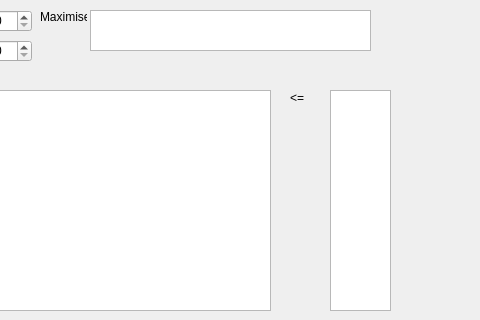
First picture: the form in REII313/mainwindow.ui, repository C-is-for-Cicero/Practical_REII313, before the edit; both pictures show x 170 to 650 and y 0 to 320 of the 800 by 600 pixel window.
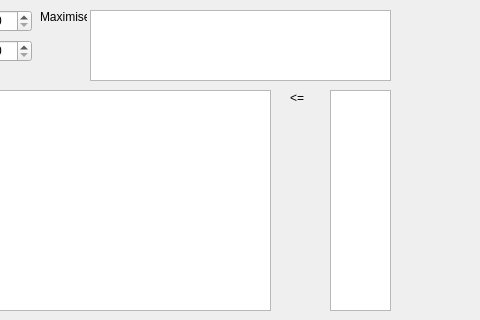
Second picture: the form after the edit.

Commit message: changed max number of iterations in matrix.h Adjusted spinboxes in gui to set number of rows and columns for relevant QtTableWidgets

```diff
--- a/REII313/mainwindow.ui
+++ b/REII313/mainwindow.ui
@@ -78,8 +78,8 @@
      <rect>
       <x>260</x>
       <y>10</y>
-      <width>281</width>
-      <height>41</height>
+      <width>301</width>
+      <height>71</height>
      </rect>
     </property>
    </widget>
```
Left out of the diff: 8 changed lines with no effect on the pictures. The commit also changes 3 other files.
